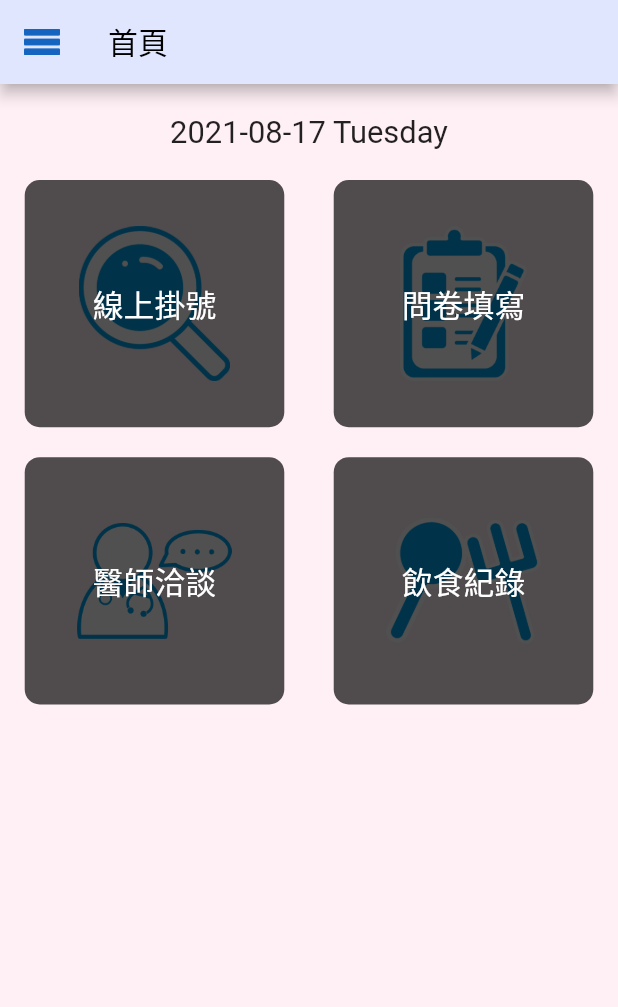
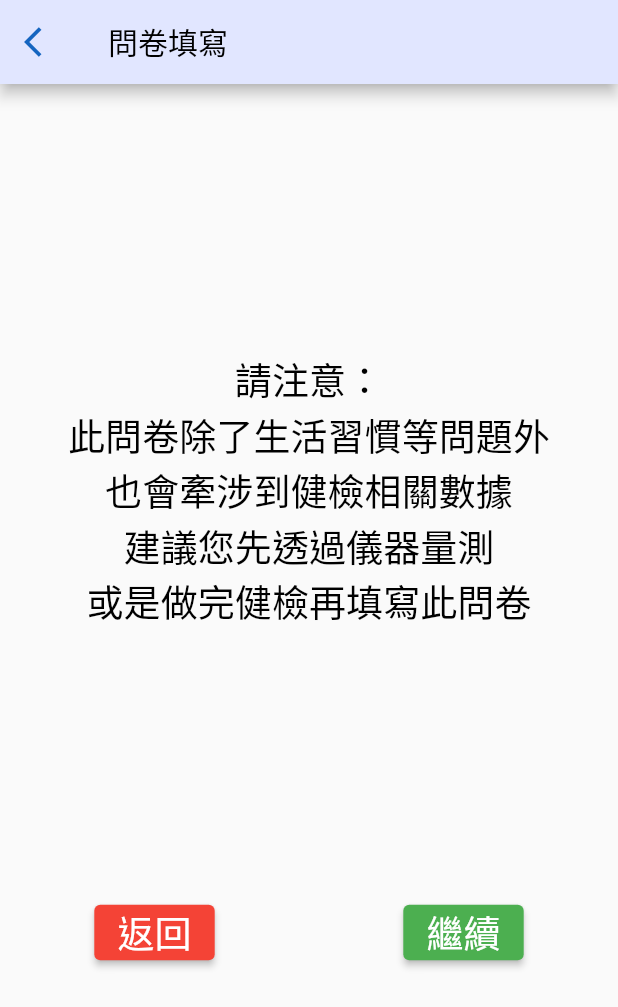
Before and after one commit to JamesLiu26/risk, a Flutter app: the Home screen opened directly, after a tap on "問卷填寫", on a phone screen of 412 x 824 dp. Shown: the top 1007 px of the screen. Run offline on Flutter 3.47's test engine with Material 2 defaults, Android fonts, the phone set to English and light mode, and no system bars.

Commit message:
2021/08/17 home.dart &新增問卷填寫頁面

```diff
--- a/lib/home.dart
+++ b/lib/home.dart
@@ -1,5 +1,6 @@
 import 'package:flutter/material.dart';
 import 'package:intl/intl.dart';
+import './questionnaire.dart';
 
 import './appBar.dart';
 import './menu.dart';
@@ -38,15 +39,15 @@ class HomeState extends State<Home> {
             // -----------------------
 
             Row(mainAxisAlignment: MainAxisAlignment.spaceAround, children: [
-              homeRoute("線上掛號", context, "images/放大.png"),
-              homeRoute("問卷填寫", context, "images/問卷.png"),
+              homeRoute("線上掛號", context, "images/放大.png", Text("")),
+              homeRoute("問卷填寫", context, "images/問卷.png", Question()),
             ]),
             SizedBox(height: 20),
 
             // -----------------------
             Row(mainAxisAlignment: MainAxisAlignment.spaceAround, children: [
-              homeRoute("醫師洽談", context, "images/醫師談.png"),
-              homeRoute("飲食紀錄", context, "images/餐具.png"),
+              homeRoute("醫師洽談", context, "images/醫師談.png", Text("")),
+              homeRoute("飲食紀錄", context, "images/餐具.png", Text("")),
             ]),
           ]),
         ));
@@ -54,7 +55,7 @@ class HomeState extends State<Home> {
 }
 
 GestureDetector homeRoute(
-    String text, BuildContext context, String imageAsset) {
+    String text, BuildContext context, String imageAsset, Widget route) {
   return GestureDetector(
     child: Stack(alignment: AlignmentDirectional.center, children: [
       Image.asset(imageAsset,
@@ -72,7 +73,7 @@ GestureDetector homeRoute(
               fontSize: MediaQuery.of(context).size.height * 0.025))
     ]),
     onTap: () {
-      // Navigator.push(context, MaterialPageRoute(builder: (context)=>route));
+      Navigator.push(context, MaterialPageRoute(builder: (context) => route));
     },
   );
 }
--- /dev/null
+++ b/lib/questionnaire.dart
@@ -0,0 +1,87 @@
+import 'package:flutter/material.dart';
+import 'package:risk/appBar.dart';
+
+void main() {
+  runApp(MaterialApp(
+    debugShowCheckedModeBanner: false,
+    home: Question(),
+  ));
+}
+
+class Question extends StatelessWidget {
+  Text textStyle(
+    String text,
+    context, [
+    Color color = Colors.black,
+  ]) {
+    return Text(text,
+        style: TextStyle(
+            fontSize: MediaQuery.of(context).size.width * 0.06, color: color));
+  }
+
+  @override
+  Widget build(BuildContext context) {
+    return Scaffold(
+        appBar: appBar(
+            "問卷填寫",
+            IconButton(
+              onPressed: () {
+                Navigator.pop(context);
+              },
+              icon: Icon(Icons.arrow_back_ios, color: Colors.blue[800]),
+            )),
+        body: Column(children: [
+          Spacer(flex: 3),
+          textStyle("請注意：", context),
+          textStyle("此問卷除了生活習慣等問題外", context),
+          textStyle("也會牽涉到健檢相關數據", context),
+          textStyle("建議您先透過儀器量測", context),
+          textStyle("或是做完健檢再填寫此問卷", context),
+          Spacer(flex: 3),
+          Row(mainAxisAlignment: MainAxisAlignment.spaceAround, children: [
+            ElevatedButton(
+              style: ButtonStyle(
+                  backgroundColor:
+                      MaterialStateProperty.all<Color>(Colors.red)),
+              child: textStyle("返回", context, Colors.white),
+              onPressed: () {
+                Navigator.pop(context);
+              },
+            ),
+            ElevatedButton(
+              style: ButtonStyle(
+                  backgroundColor:
+                      MaterialStateProperty.all<Color>(Colors.green)),
+              child: textStyle("繼續", context, Colors.white),
+              onPressed: () {
+                Navigator.push(context,
+                    MaterialPageRoute(builder: (context) => FirstPage()));
+              },
+            )
+          ]),
+          Spacer(flex: 3),
+        ]));
+  }
+}
+
+//first page
+class FirstPage extends StatefulWidget {
+  @override
+  _FirstPageState createState() => _FirstPageState();
+}
+
+class _FirstPageState extends State<FirstPage> {
+  @override
+  Widget build(BuildContext context) {
+    return Scaffold(
+      appBar: appBar(
+          "問卷填寫",
+          IconButton(
+            onPressed: () {
+              Navigator.pop(context);
+            },
+            icon: Icon(Icons.arrow_back_ios, color: Colors.blue[800]),
+          )),
+    );
+  }
+}
```
